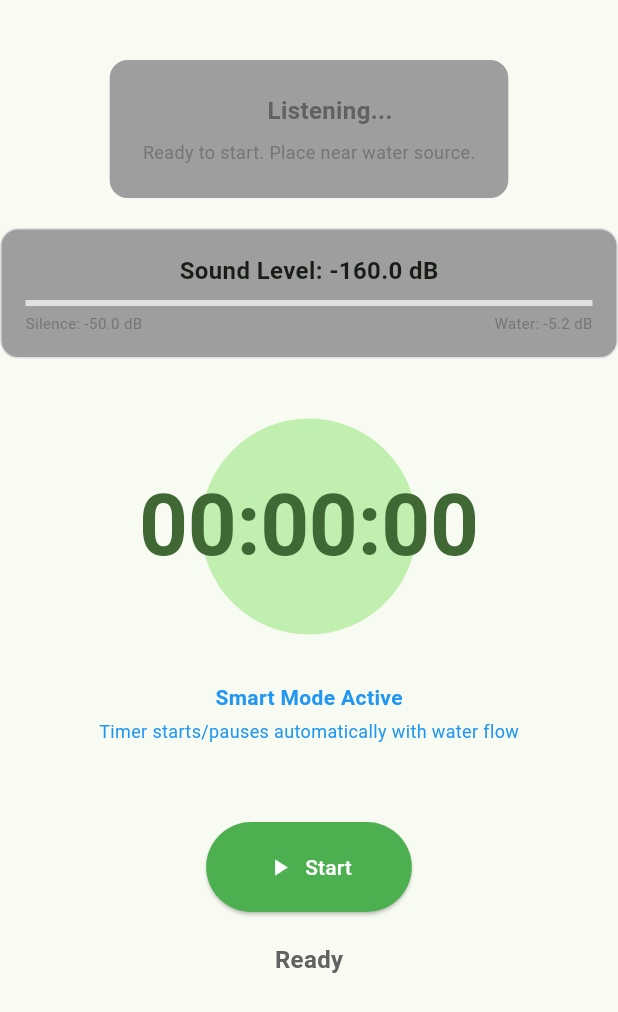
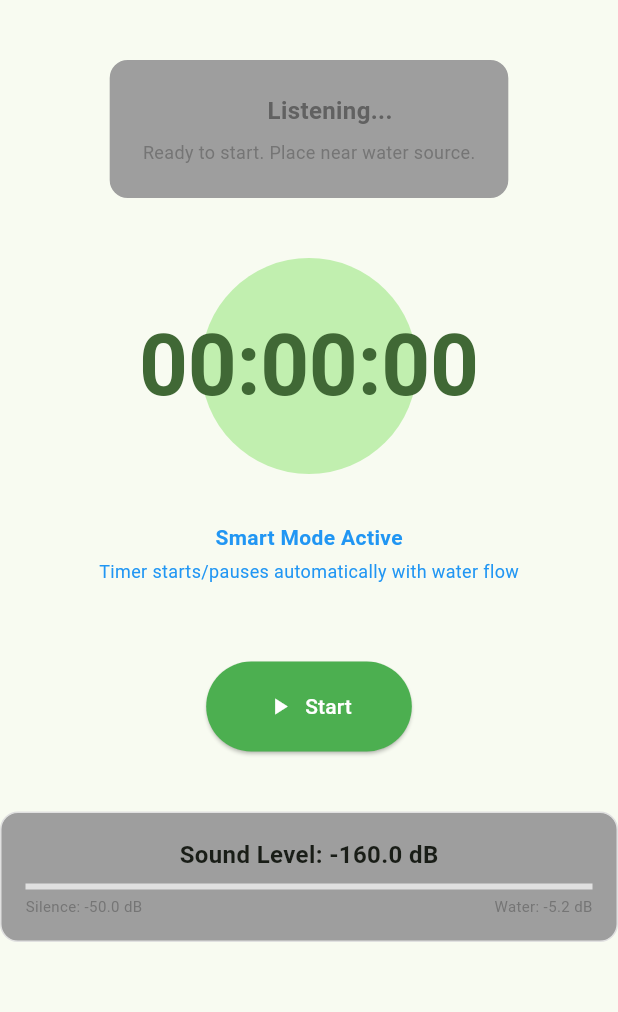
Before and after one commit to neo2100/smart_shower_meter, a Flutter app: the SmartMeterPage screen opened directly with empty values, on a phone screen of 412 x 824 dp. Shown: the top 1012 px of the screen. Run offline on Flutter 3.47's test engine with Material 3 defaults, Android fonts, the phone set to English and light mode, and no system bars; our stand-ins replace permission_handler, shared_preferences, wakelock_plus; missing offline and left inert: record; accounts and stored records are empty.

Commit message:
simplified smart meter

```diff
--- a/lib/pages/smart_meter_page.dart
+++ b/lib/pages/smart_meter_page.dart
@@ -282,7 +282,70 @@ class _SmartMeterPageState extends State<SmartMeterPage> {
                   ],
                 ),
               ),
+              const SizedBox(height: 40),
+              // Timer Display
+              Container(
+                padding: const EdgeInsets.all(40),
+                decoration: BoxDecoration(
+                  shape: BoxShape.circle,
+                  color: Theme.of(context).colorScheme.primaryContainer,
+                ),
+                child: Text(
+                  _formatDuration(_elapsed),
+                  style: Theme.of(context).textTheme.displayLarge?.copyWith(
+                    color: Theme.of(context).colorScheme.primary,
+                    fontWeight: FontWeight.bold,
+                  ),
+                ),
+              ),
               const SizedBox(height: 20),
+              // Mode Information
+              Container(
+                padding: const EdgeInsets.symmetric(
+                  horizontal: 20,
+                  vertical: 12,
+                ),
+                decoration: BoxDecoration(
+                  borderRadius: BorderRadius.circular(8),
+                ),
+                child: const Column(
+                  children: [
+                    Text(
+                      'Smart Mode Active',
+                      style: TextStyle(
+                        fontSize: 14,
+                        fontWeight: FontWeight.bold,
+                        color: Colors.blue,
+                      ),
+                    ),
+                    SizedBox(height: 4),
+                    Text(
+                      'Timer starts/pauses automatically with water flow',
+                      style: TextStyle(fontSize: 12, color: Colors.blue),
+                    ),
+                  ],
+                ),
+              ),
+              const SizedBox(height: 40),
+              // Control Button - Toggle Start/Stop
+              ElevatedButton.icon(
+                onPressed: _isRunning
+                    ? _stopTimer
+                    : (!_isRunning && _elapsed.inSeconds > 0)
+                    ? _stopTimer
+                    : _startTimer,
+                icon: Icon(_isRunning ? Icons.stop : Icons.play_arrow),
+                label: Text(_isRunning ? 'Stop & Save' : 'Start'),
+                style: ElevatedButton.styleFrom(
+                  backgroundColor: _isRunning ? Colors.red : Colors.green,
+                  foregroundColor: Colors.white,
+                  padding: const EdgeInsets.symmetric(
+                    horizontal: 40,
+                    vertical: 20,
+                  ),
+                ),
+              ),
+              const SizedBox(height: 40),
               // Sound Level Indicator
               Container(
                 padding: const EdgeInsets.all(16),
@@ -393,90 +456,6 @@ class _SmartMeterPageState extends State<SmartMeterPage> {
                   ],
                 ),
               ),
-              const SizedBox(height: 40),
-              // Timer Display
-              Container(
-                padding: const EdgeInsets.all(40),
-                decoration: BoxDecoration(
-                  shape: BoxShape.circle,
-                  color: Theme.of(context).colorScheme.primaryContainer,
-                ),
-                child: Text(
-                  _formatDuration(_elapsed),
-                  style: Theme.of(context).textTheme.displayLarge?.copyWith(
-                    color: Theme.of(context).colorScheme.primary,
-                    fontWeight: FontWeight.bold,
-                  ),
-                ),
-              ),
-              const SizedBox(height: 20),
-              // Mode Information
-              Container(
-                padding: const EdgeInsets.symmetric(
-                  horizontal: 20,
-                  vertical: 12,
-                ),
-                decoration: BoxDecoration(
-                  borderRadius: BorderRadius.circular(8),
-                ),
-                child: const Column(
-                  children: [
-                    Text(
-                      'Smart Mode Active',
-                      style: TextStyle(
-                        fontSize: 14,
-                        fontWeight: FontWeight.bold,
-                        color: Colors.blue,
-                      ),
-                    ),
-                    SizedBox(height: 4),
-                    Text(
-                      'Timer starts/pauses automatically with water flow',
-                      style: TextStyle(fontSize: 12, color: Colors.blue),
-                    ),
-                  ],
-                ),
-              ),
-              const SizedBox(height: 40),
-              // Control Button - Toggle Start/Stop
-              ElevatedButton.icon(
-                onPressed: _isRunning
-                    ? _stopTimer
-                    : (!_isRunning && _elapsed.inSeconds > 0)
-                    ? _stopTimer
-                    : _startTimer,
-                icon: Icon(_isRunning ? Icons.stop : Icons.play_arrow),
-                label: Text(_isRunning ? 'Stop & Save' : 'Start'),
-                style: ElevatedButton.styleFrom(
-                  backgroundColor: _isRunning ? Colors.red : Colors.green,
-                  foregroundColor: Colors.white,
-                  padding: const EdgeInsets.symmetric(
-                    horizontal: 40,
-                    vertical: 20,
-                  ),
-                ),
-              ),
-              const SizedBox(height: 20),
-              // Information
-              Padding(
-                padding: const EdgeInsets.symmetric(horizontal: 20),
-                child: Text(
-                  '${_isRunning ? 'Timer: ' : ''}${_isPaused
-                      ? 'Paused'
-                      : _isRunning
-                      ? 'Running'
-                      : 'Ready'}',
-                  style: TextStyle(
-                    fontSize: 16,
-                    fontWeight: FontWeight.w600,
-                    color: _isRunning
-                        ? Colors.green[700]
-                        : _elapsed.inSeconds > 0
-                        ? Colors.orange[700]
-                        : Colors.grey[700],
-                  ),
-                ),
-              ),
             ],
           ),
         ),
```
Also changed, not shown: 1 other file.
